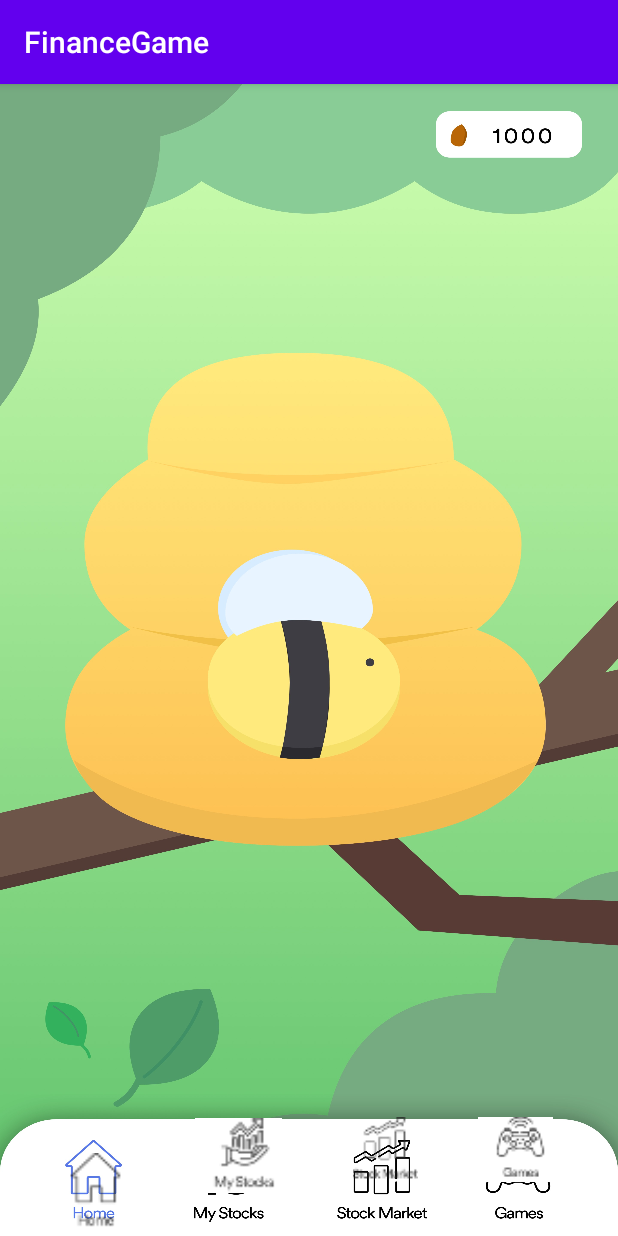
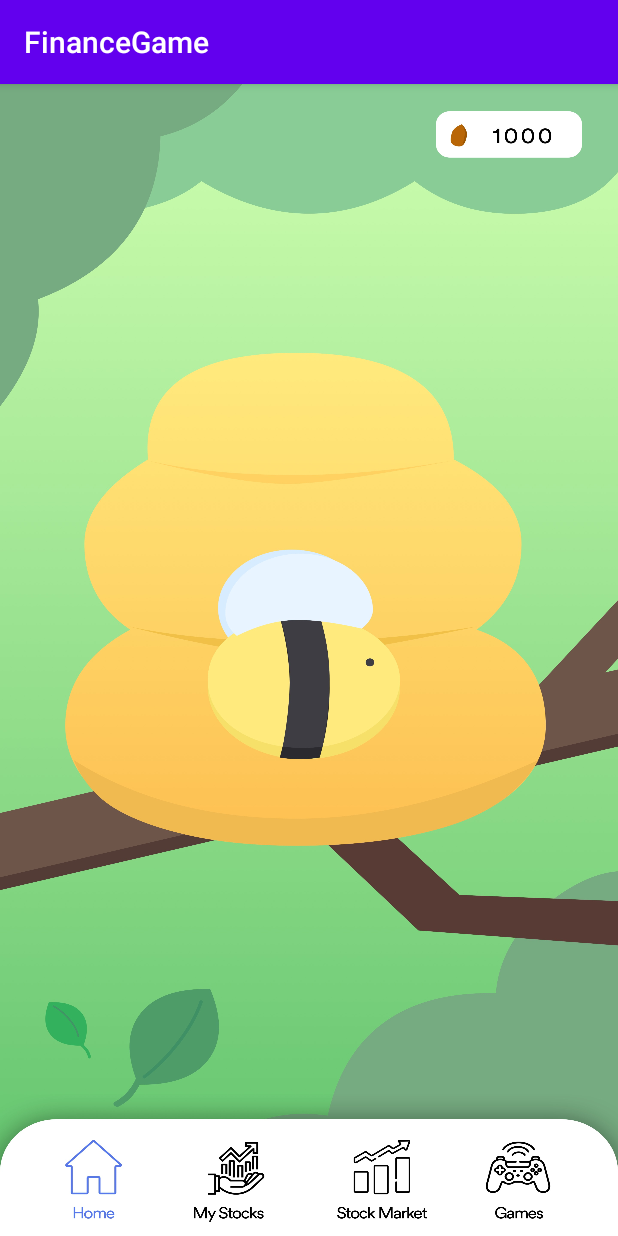
Before and after one commit to marybcheung/FinanceGame, an Android app: the screen it shows after launch (MainActivity), on a phone screen of 412 x 824 dp. Run offline under Robolectric (Android 15) with nearby library versions, the phone set to English and light mode, and no system bars.

Commit message:
home screen buttons done

```diff
--- a/app/src/main/java/com/example/financegame/MainActivity.java
+++ b/app/src/main/java/com/example/financegame/MainActivity.java
@@ -11,14 +11,14 @@ import android.widget.Button;
 import android.widget.ImageButton;
 
 public class MainActivity extends AppCompatActivity {
-    private ImageButton gamesMenuButton, homeButton, marketButton, myStocksButton;
+    private Button gamesMenuButton, homeButton, marketButton, myStocksButton;
 
     @Override
     protected void onCreate(Bundle savedInstanceState) {
         super.onCreate(savedInstanceState);
         setContentView(R.layout.activity_main);
 
-        homeButton = (ImageButton) findViewById(R.id.homeButton);
+        homeButton = (Button) findViewById(R.id.homeButton);
         homeButton.setOnClickListener(new View.OnClickListener() {
             @Override
             public void onClick(View v) {
@@ -26,7 +26,7 @@ public class MainActivity extends AppCompatActivity {
             }
         });
 
-        myStocksButton = (ImageButton) findViewById(R.id.myStocksButton);
+        myStocksButton = (Button) findViewById(R.id.myStocksButton);
         myStocksButton.setOnClickListener(new View.OnClickListener() {
             @Override
             public void onClick(View v) {
@@ -34,7 +34,7 @@ public class MainActivity extends AppCompatActivity {
             }
         });
 
-        marketButton = (ImageButton) findViewById(R.id.marketButton);
+        marketButton = (Button) findViewById(R.id.marketButton);
         marketButton.setOnClickListener(new View.OnClickListener() {
             @Override
             public void onClick(View v) {
@@ -42,7 +42,7 @@ public class MainActivity extends AppCompatActivity {
             }
         });
 
-        gamesMenuButton = (ImageButton) findViewById(R.id.gamesButton);
+        gamesMenuButton = (Button) findViewById(R.id.gamesButton);
         gamesMenuButton.setOnClickListener(new View.OnClickListener() {
             @Override
             public void onClick(View v) {
--- a/app/src/main/res/layout/activity_main.xml
+++ b/app/src/main/res/layout/activity_main.xml
@@ -8,61 +8,51 @@
     tools:context=".MainActivity">
 
 
-    <ImageButton
-        android:id="@+id/homeButton"
+    <Button
+        android:id="@+id/gamesButton"
         android:layout_width="56dp"
-        android:layout_height="51dp"
+        android:layout_height="61dp"
         android:background="#00FFFFFF"
-        android:scaleType="fitEnd"
         app:layout_constraintBottom_toBottomOf="parent"
         app:layout_constraintEnd_toEndOf="parent"
-        app:layout_constraintHorizontal_bias="0.095"
+        app:layout_constraintHorizontal_bias="0.89"
         app:layout_constraintStart_toStartOf="parent"
         app:layout_constraintTop_toTopOf="parent"
-        app:layout_constraintVertical_bias="0.994"
-        app:srcCompat="@drawable/home" />
+        app:layout_constraintVertical_bias="0.989" />
 
-    <ImageButton
-        android:id="@+id/gamesButton"
-        android:layout_width="50dp"
-        android:layout_height="43dp"
-        android:background="#FFFFFF"
-        android:scaleType="fitEnd"
+    <Button
+        android:id="@+id/marketButton"
+        android:layout_width="56dp"
+        android:layout_height="61dp"
+        android:background="#00FFFFFF"
         app:layout_constraintBottom_toBottomOf="parent"
         app:layout_constraintEnd_toEndOf="parent"
-        app:layout_constraintHorizontal_bias="0.88"
+        app:layout_constraintHorizontal_bias="0.636"
         app:layout_constraintStart_toStartOf="parent"
         app:layout_constraintTop_toTopOf="parent"
-        app:layout_constraintVertical_bias="0.95"
-        app:srcCompat="@drawable/gamesicon" />
+        app:layout_constraintVertical_bias="0.989" />
 
-    <ImageButton
-        android:id="@+id/myStocksButton"
-        android:layout_width="58dp"
-        android:layout_height="50dp"
-        android:background="#FFFFFF"
-        android:scaleType="fitEnd"
+    <Button
+        android:id="@+id/homeButton"
+        android:layout_width="52dp"
+        android:layout_height="56dp"
+        android:background="#00FFFFFF"
         app:layout_constraintBottom_toBottomOf="parent"
         app:layout_constraintEnd_toEndOf="parent"
-        app:layout_constraintHorizontal_bias="0.368"
+        app:layout_constraintHorizontal_bias="0.097"
         app:layout_constraintStart_toStartOf="parent"
         app:layout_constraintTop_toTopOf="parent"
-        app:layout_constraintVertical_bias="0.96"
-        app:srcCompat="@drawable/mystocks" />
+        app:layout_constraintVertical_bias="0.989" />
 
-    <ImageButton
-        android:id="@+id/marketButton"
-        android:layout_width="50dp"
-        android:layout_height="43dp"
-        android:background="#00000000"
-        android:scaleType="fitEnd"
+    <Button
+        android:id="@+id/myStocksButton"
+        android:layout_width="56dp"
+        android:layout_height="61dp"
+        android:background="#00FFFFFF"
         app:layout_constraintBottom_toBottomOf="parent"
         app:layout_constraintEnd_toEndOf="parent"
-        app:layout_constraintHorizontal_bias="0.631"
+        app:layout_constraintHorizontal_bias="0.354"
         app:layout_constraintStart_toStartOf="parent"
         app:layout_constraintTop_toTopOf="parent"
-        app:layout_constraintVertical_bias="0.95"
-        app:srcCompat="@drawable/stockmarket" />
-
-
+        app:layout_constraintVertical_bias="0.989" />
 </androidx.constraintlayout.widget.ConstraintLayout>
```
